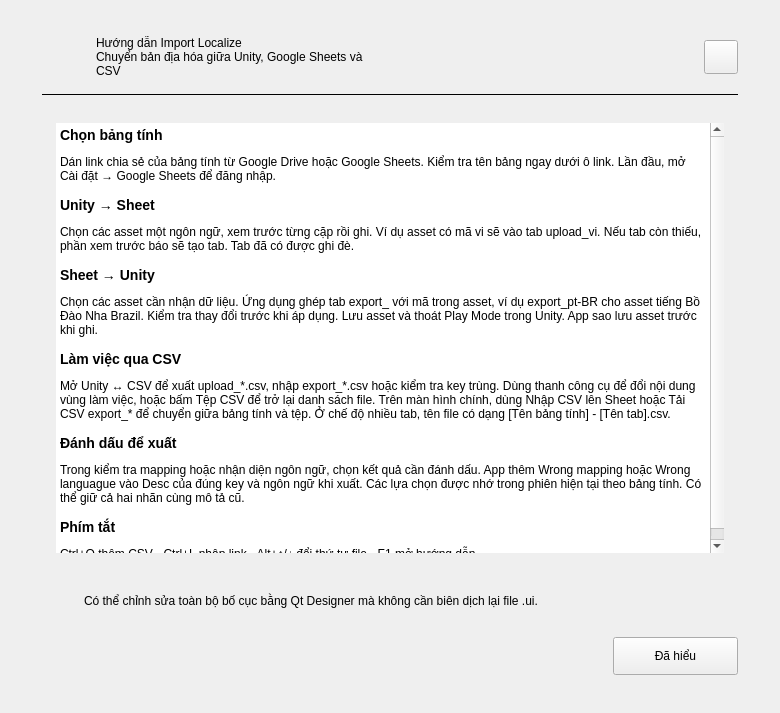
Before: the Qt Designer form src/import_localize/ui/forms/help_dialog.ui in longnguy3n/Import-Localize, drawn with Qt 5.
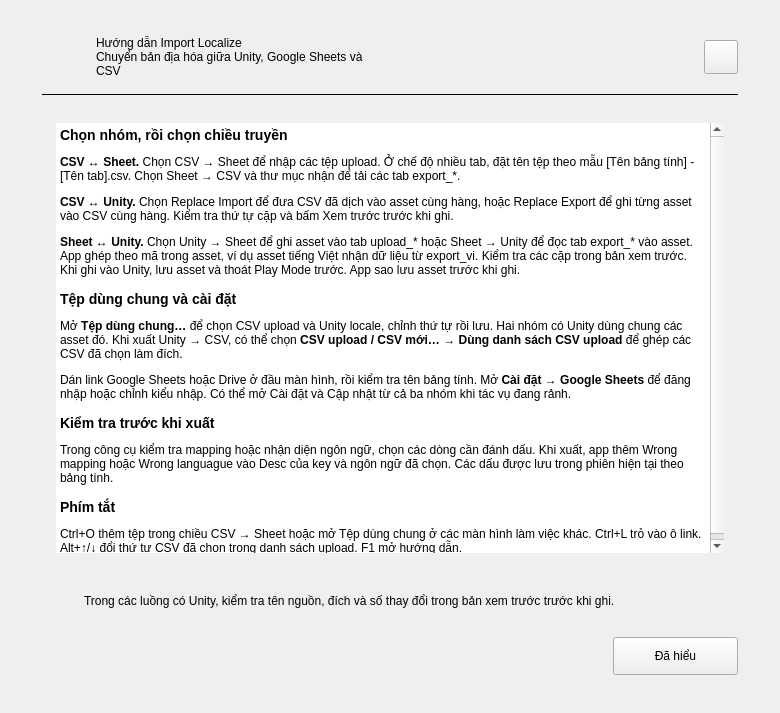
After: the same form once the commit is applied.

Patch:
```diff
--- a/src/import_localize/ui/forms/help_dialog.ui
+++ b/src/import_localize/ui/forms/help_dialog.ui
@@ -175,7 +175,7 @@
             </size>
            </property>
            <property name="html">
-            <string>&lt;h3&gt;Chọn bảng tính&lt;/h3&gt;&lt;p&gt;Dán link chia sẻ của bảng tính từ Google Drive hoặc Google Sheets. Kiểm tra tên bảng ngay dưới ô link. Lần đầu, mở Cài đặt → Google Sheets để đăng nhập.&lt;/p&gt;&lt;h3&gt;Unity → Sheet&lt;/h3&gt;&lt;p&gt;Chọn các asset một ngôn ngữ, xem trước từng cặp rồi ghi. Ví dụ asset có mã vi sẽ vào tab upload_vi. Nếu tab còn thiếu, phần xem trước báo sẽ tạo tab. Tab đã có được ghi đè.&lt;/p&gt;&lt;h3&gt;Sheet → Unity&lt;/h3&gt;&lt;p&gt;Chọn các asset cần nhận dữ liệu. Ứng dụng ghép tab export_ với mã trong asset, ví dụ export_pt-BR cho asset tiếng Bồ Đào Nha Brazil. Kiểm tra thay đổi trước khi áp dụng. Lưu asset và thoát Play Mode trong Unity. App sao lưu asset trước khi ghi.&lt;/p&gt;&lt;h3&gt;Làm việc qua CSV&lt;/h3&gt;&lt;p&gt;Mở Unity ↔ CSV để xuất upload_*.csv, nhập export_*.csv hoặc kiểm tra key trùng. Dùng thanh công cụ để đổi nội dung vùng làm việc, hoặc bấm Tệp CSV để trở lại danh sách file. Trên màn hình chính, dùng Nhập CSV lên Sheet hoặc Tải CSV export_* để chuyển giữa bảng tính và tệp. Ở chế độ nhiều tab, tên file có dạng [Tên bảng tính] - [Tên tab].csv.&lt;/p&gt;&lt;h3&gt;Đánh dấu để xuất&lt;/h3&gt;&lt;p&gt;Trong kiểm tra mapping hoặc nhận diện ngôn ngữ, chọn kết quả cần đánh dấu. App thêm Wrong mapping hoặc Wrong languague vào Desc của đúng key và ngôn ngữ khi xuất. Các lựa chọn được nhớ trong phiên hiện tại theo bảng tính. Có thể giữ cả hai nhãn cùng mô tả cũ.&lt;/p&gt;&lt;h3&gt;Phím tắt&lt;/h3&gt;&lt;p&gt;Ctrl+O thêm CSV · Ctrl+L nhập link · Alt+↑/↓ đổi thứ tự file · F1 mở hướng dẫn.&lt;/p&gt;</string>
+            <string>&lt;h3&gt;Chọn nhóm, rồi chọn chiều truyền&lt;/h3&gt;&lt;p&gt;&lt;b&gt;CSV ↔ Sheet.&lt;/b&gt; Chọn CSV → Sheet để nhập các tệp upload. Ở chế độ nhiều tab, đặt tên tệp theo mẫu [Tên bảng tính] - [Tên tab].csv. Chọn Sheet → CSV và thư mục nhận để tải các tab export_*.&lt;/p&gt;&lt;p&gt;&lt;b&gt;CSV ↔ Unity.&lt;/b&gt; Chọn Replace Import để đưa CSV đã dịch vào asset cùng hàng, hoặc Replace Export để ghi từng asset vào CSV cùng hàng. Kiểm tra thứ tự cặp và bấm Xem trước trước khi ghi.&lt;/p&gt;&lt;p&gt;&lt;b&gt;Sheet ↔ Unity.&lt;/b&gt; Chọn Unity → Sheet để ghi asset vào tab upload_* hoặc Sheet → Unity để đọc tab export_* vào asset. App ghép theo mã trong asset, ví dụ asset tiếng Việt nhận dữ liệu từ export_vi. Kiểm tra các cặp trong bản xem trước. Khi ghi vào Unity, lưu asset và thoát Play Mode trước. App sao lưu asset trước khi ghi.&lt;/p&gt;&lt;h3&gt;Tệp dùng chung và cài đặt&lt;/h3&gt;&lt;p&gt;Mở &lt;b&gt;Tệp dùng chung…&lt;/b&gt; để chọn CSV upload và Unity locale, chỉnh thứ tự rồi lưu. Hai nhóm có Unity dùng chung các asset đó. Khi xuất Unity → CSV, có thể chọn &lt;b&gt;CSV upload / CSV mới… → Dùng danh sách CSV upload&lt;/b&gt; để ghép các CSV đã chọn làm đích.&lt;/p&gt;&lt;p&gt;Dán link Google Sheets hoặc Drive ở đầu màn hình, rồi kiểm tra tên bảng tính. Mở &lt;b&gt;Cài đặt → Google Sheets&lt;/b&gt; để đăng nhập hoặc chỉnh kiểu nhập. Có thể mở Cài đặt và Cập nhật từ cả ba nhóm khi tác vụ đang rảnh.&lt;/p&gt;&lt;h3&gt;Kiểm tra trước khi xuất&lt;/h3&gt;&lt;p&gt;Trong công cụ kiểm tra mapping hoặc nhận diện ngôn ngữ, chọn các dòng cần đánh dấu. Khi xuất, app thêm Wrong mapping hoặc Wrong languague vào Desc của key và ngôn ngữ đã chọn. Các dấu được lưu trong phiên hiện tại theo bảng tính.&lt;/p&gt;&lt;h3&gt;Phím tắt&lt;/h3&gt;&lt;p&gt;Ctrl+O thêm tệp trong chiều CSV → Sheet hoặc mở Tệp dùng chung ở các màn hình làm việc khác. Ctrl+L trỏ vào ô link. Alt+↑/↓ đổi thứ tự CSV đã chọn trong danh sách upload. F1 mở hướng dẫn.&lt;/p&gt;</string>
            </property>
            <property name="openExternalLinks">
             <bool>true</bool>
@@ -228,7 +228,7 @@
          <item>
           <widget class="QLabel" name="helpNoteLabel">
            <property name="text">
-            <string>Có thể chỉnh sửa toàn bộ bố cục bằng Qt Designer mà không cần biên dịch lại file .ui.</string>
+            <string>Trong các luồng có Unity, kiểm tra tên nguồn, đích và số thay đổi trong bản xem trước trước khi ghi.</string>
            </property>
            <property name="wordWrap">
             <bool>true</bool>
```
